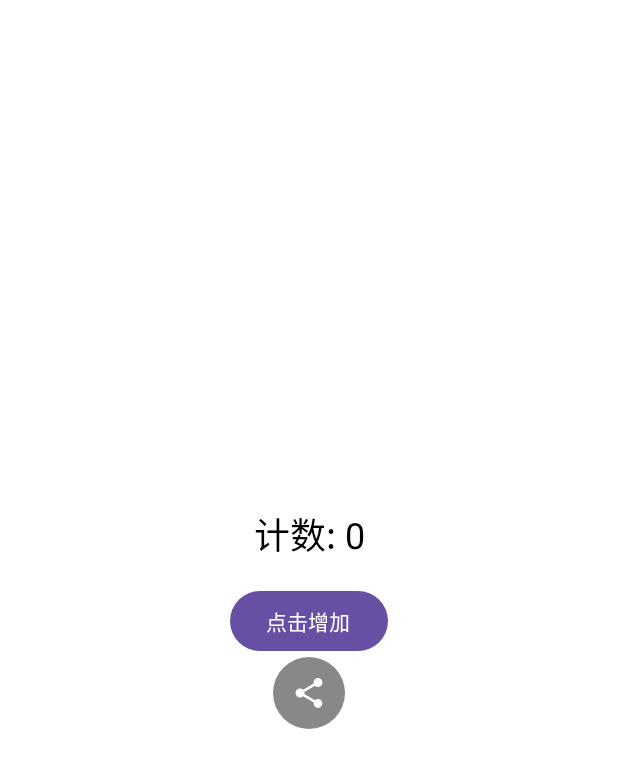
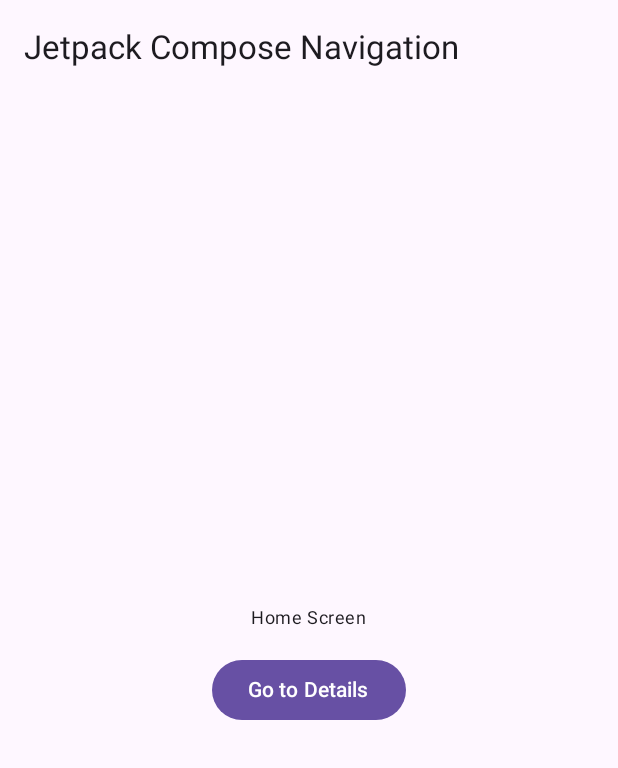
Before and after one commit to GuanceDemo/guance-app-demo, an Android app built with Jetpack Compose: the ComposeActivity screen opened directly, with no data from a screen before it, on a phone screen of 412 x 824 dp. Shown: the top 768 px of the screen. Run offline under Robolectric (Android 15) with nearby library versions, the phone set to English and light mode, and no system bars; libraries missing offline, so code that uses them is left out: com.ft.sdk; 1 statement that could not run was skipped.

Commit message:
细化 compose 例子，给出按键拦截 action 和 Navigation 中拦截的使用 view 的示例

```diff
--- a/src/android/demo/app/build.gradle
+++ b/src/android/demo/app/build.gradle
@@ -179,9 +179,10 @@
 //    implementation 'com.squareup.okhttp3:okhttp:3.12.12'
     implementation 'com.squareup.okhttp3:okhttp:4.5.0'
 
+    implementation "androidx.navigation:navigation-compose:2.7.5"
     implementation "androidx.activity:activity-compose:1.6.0"
     implementation "androidx.compose.material3:material3:1.1.0"
-    implementation "androidx.compose.ui:ui:1.5.0"
+    implementation "androidx.compose.ui:ui:1.6.0"
     implementation "androidx.compose.ui:ui-tooling-preview:1.2.0"
 
     //otel SDK
--- a/src/android/demo/app/src/main/java/com/cloudcare/ft/mobile/sdk/demo/compose/ComposeActivity.kt
+++ b/src/android/demo/app/src/main/java/com/cloudcare/ft/mobile/sdk/demo/compose/ComposeActivity.kt
@@ -3,92 +3,14 @@
 import android.os.Bundle
 import androidx.activity.ComponentActivity
 import androidx.activity.compose.setContent
-import androidx.compose.foundation.background
-import androidx.compose.foundation.clickable
-import androidx.compose.foundation.layout.Arrangement
-import androidx.compose.foundation.layout.Box
-import androidx.compose.foundation.layout.Column
-import androidx.compose.foundation.layout.Spacer
-import androidx.compose.foundation.layout.fillMaxSize
-import androidx.compose.foundation.layout.height
-import androidx.compose.foundation.layout.size
-import androidx.compose.foundation.shape.CircleShape
-import androidx.compose.material.icons.Icons
-import androidx.compose.material.icons.filled.Share
-import androidx.compose.material3.Button
-import androidx.compose.material3.Icon
-import androidx.compose.material3.Text
-import androidx.compose.runtime.Composable
-import androidx.compose.runtime.getValue
-import androidx.compose.runtime.mutableStateOf
-import androidx.compose.runtime.remember
-import androidx.compose.runtime.setValue
-import androidx.compose.ui.Alignment
-import androidx.compose.ui.Modifier
-import androidx.compose.ui.draw.clip
-import androidx.compose.ui.graphics.Color
-import androidx.compose.ui.unit.dp
-import androidx.compose.ui.unit.sp
-import com.ft.sdk.FTRUMGlobalManager
 
 class ComposeActivity : ComponentActivity() {
     override fun onCreate(savedInstanceState: Bundle?) {
         super.onCreate(savedInstanceState)
         setContent {
-            SimpleComposeUI()
+            MainScreen()
         }
 
 
     }
 }
-
-@Composable
-fun SimpleComposeUI() {
-    var count by remember { mutableStateOf(0) }
-
-    Column(
-        modifier = Modifier.fillMaxSize(),
-        verticalArrangement = Arrangement.Center,
-        horizontalAlignment = Alignment.CenterHorizontally
-    ) {
-        Text(text = "计数: $count", fontSize = 24.sp)
-        Spacer(modifier = Modifier.height(16.dp))
-        Button(
-            onClick = trackClick(
-                actionName = "点击增加",
-                onClick = {
-                    count++
-                }
-            ),
-        ) {
-            Text("点击增加")
-        }
-        Box(
-            modifier = Modifier
-                .size(48.dp)
-                .clip(CircleShape)
-                .background(Color.Gray)
-                .clickable(
-                    onClick = trackClick("Share Button Clicked") {
-//                    onShareButtonClick(eventDetail, liveTvViewModel)
-                    }
-                ),
-            contentAlignment = Alignment.Center
-        ) {
-            Icon(
-                imageVector = Icons.Default.Share,
-                contentDescription = "Share",
-                tint = Color.White
-            )
-        }
-    }
-
-}
-
-
-fun trackClick(actionName: String, onClick: () -> Unit): () -> Unit {
-    return {
-        FTRUMGlobalManager.get().startAction(actionName, "click")
-        onClick()
-    }
-}
--- /dev/null
+++ b/src/android/demo/app/src/main/java/com/cloudcare/ft/mobile/sdk/demo/compose/MainScreen.kt
@@ -0,0 +1,107 @@
+package com.cloudcare.ft.mobile.sdk.demo.compose
+
+import androidx.compose.foundation.layout.Arrangement
+import androidx.compose.foundation.layout.Column
+import androidx.compose.foundation.layout.Spacer
+import androidx.compose.foundation.layout.fillMaxSize
+import androidx.compose.foundation.layout.height
+import androidx.compose.foundation.layout.padding
+import androidx.compose.material3.Button
+import androidx.compose.material3.ExperimentalMaterial3Api
+import androidx.compose.material3.MaterialTheme
+import androidx.compose.material3.Scaffold
+import androidx.compose.material3.Text
+import androidx.compose.material3.TopAppBar
+import androidx.compose.runtime.Composable
+import androidx.compose.runtime.LaunchedEffect
+import androidx.compose.ui.Alignment
+import androidx.compose.ui.Modifier
+import androidx.compose.ui.tooling.preview.Preview
+import androidx.compose.ui.unit.dp
+import androidx.navigation.NavHostController
+import androidx.navigation.compose.NavHost
+import androidx.navigation.compose.composable
+import androidx.navigation.compose.rememberNavController
+import com.ft.sdk.FTRUMGlobalManager
+
+
+@OptIn(ExperimentalMaterial3Api::class)
+@Composable
+fun MainScreen() {
+    val navController = rememberNavController()
+    //监听 Compose 中 Navigation 事件
+    LaunchedEffect(navController) {
+        var previousRoute: String? = null
+
+        navController.currentBackStackEntryFlow.collect { backStackEntry ->
+            val currentRoute = backStackEntry.destination.route
+            if (previousRoute != null) {
+                //离开
+                FTRUMGlobalManager.get().stopView()
+            }
+            //进入
+            FTRUMGlobalManager.get().startView("$currentRoute")
+            previousRoute = currentRoute
+        }
+    }
+
+
+    Scaffold(
+        topBar = {
+            TopAppBar(title = { Text("Jetpack Compose Navigation") })
+        }
+    ) { paddingValues ->
+        NavHost(
+            navController = navController,
+            startDestination = "home",
+            modifier = Modifier.padding(paddingValues)
+        ) {
+            composable("home") { HomeScreen(navController) }
+            composable("details") { DetailScreen(navController) }
+        }
+    }
+}
+
+@Composable
+fun HomeScreen(navController: NavHostController) {
+    Column(
+        modifier = Modifier.fillMaxSize(),
+        verticalArrangement = Arrangement.Center,
+        horizontalAlignment = Alignment.CenterHorizontally
+    ) {
+        Text(text = "Home Screen", style = MaterialTheme.typography.bodySmall)
+        Spacer(modifier = Modifier.height(16.dp))
+        Button(onClick = trackClick(actionName = "Go to Details") { navController.navigate("details") }) {
+            Text("Go to Details")
+        }
+    }
+}
+
+@Composable
+fun DetailScreen(navController: NavHostController) {
+    Column(
+        modifier = Modifier.fillMaxSize(),
+        verticalArrangement = Arrangement.Center,
+        horizontalAlignment = Alignment.CenterHorizontally
+    ) {
+        Text(text = "Detail Screen", style = MaterialTheme.typography.bodySmall)
+        Spacer(modifier = Modifier.height(16.dp))
+        Button(onClick = trackClick(actionName = "Go Back") { navController.popBackStack() }) {
+            Text("Go Back")
+        }
+    }
+}
+
+@Preview(showBackground = true)
+@Composable
+fun DefaultPreview() {
+    MainScreen()
+}
+
+//如果跟踪 Compose 的点击事件
+fun trackClick(actionName: String, onClick: () -> Unit): () -> Unit {
+    return {
+        FTRUMGlobalManager.get().startAction(actionName, "click")
+        onClick()
+    }
+}
```
